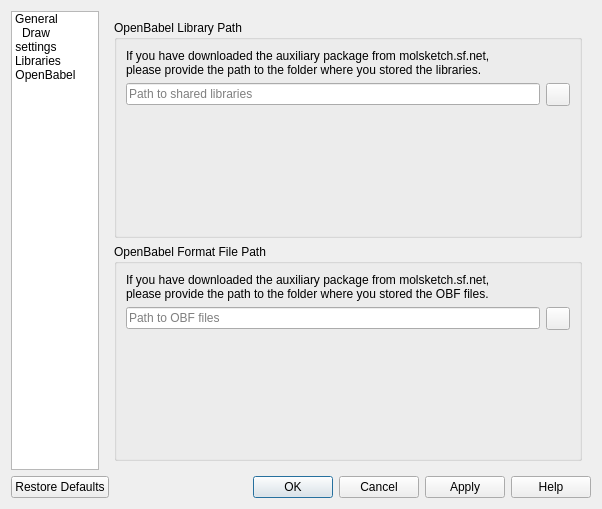
First picture: the form in molsketch/settingsdialog.ui, repository timvdm/Molsketch, before the edit.
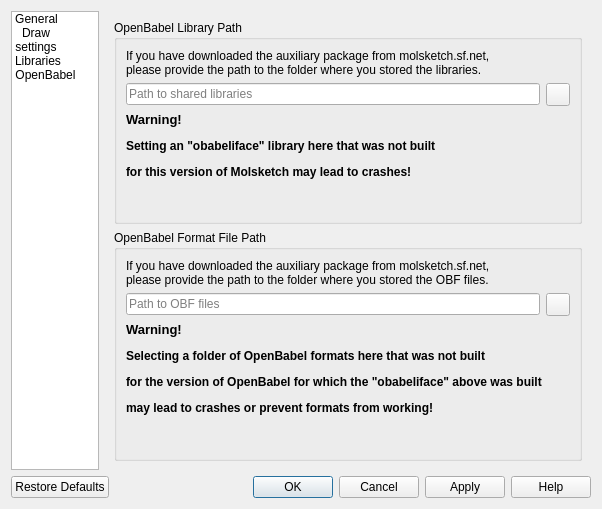
Second picture: the form after the edit. The open tabs and pages were chosen to show the change. Icons and pictures are not drawn.

Commit message:
Fix charges on molecules obtained from WikiData/OpenBabel
* fix clipping of hash/wedge bond if one atom is not drawn
* Add warning hints for settings dialog of OpenBabel paths

The edit to the form file:
```diff
--- a/molsketch/settingsdialog.ui
+++ b/molsketch/settingsdialog.ui
@@ -354,7 +354,7 @@
                 </item>
                </layout>
               </item>
-              <item row="1" column="0">
+              <item row="2" column="0">
                <spacer name="verticalSpacer">
                 <property name="orientation">
                  <enum>Qt::Vertical</enum>
@@ -367,6 +367,13 @@
                 </property>
                </spacer>
               </item>
+              <item row="1" column="0">
+               <widget class="QLabel" name="label_2">
+                <property name="text">
+                 <string>&lt;html&gt;&lt;head/&gt;&lt;body&gt;&lt;p&gt;&lt;span style=&quot; font-size:10pt; font-weight:600;&quot;&gt;Warning!&lt;/span&gt;&lt;/p&gt;&lt;p&gt;&lt;span style=&quot; font-weight:600;&quot;&gt;Setting an &amp;quot;obabeliface&amp;quot; library here that was not built&lt;/span&gt;&lt;/p&gt;&lt;p&gt;&lt;span style=&quot; font-weight:600;&quot;&gt;for this version of Molsketch may lead to crashes!&lt;/span&gt;&lt;/p&gt;&lt;/body&gt;&lt;/html&gt;</string>
+                </property>
+               </widget>
+              </item>
              </layout>
             </widget>
            </item>
@@ -409,7 +416,7 @@
                 </item>
                </layout>
               </item>
-              <item row="1" column="0">
+              <item row="2" column="0">
                <spacer name="verticalSpacer_2">
                 <property name="orientation">
                  <enum>Qt::Vertical</enum>
@@ -422,6 +429,13 @@
                 </property>
                </spacer>
               </item>
+              <item row="1" column="0">
+               <widget class="QLabel" name="label_3">
+                <property name="text">
+                 <string>&lt;html&gt;&lt;head/&gt;&lt;body&gt;&lt;p&gt;&lt;span style=&quot; font-size:10pt; font-weight:600;&quot;&gt;Warning!&lt;/span&gt;&lt;/p&gt;&lt;p&gt;&lt;span style=&quot; font-weight:600;&quot;&gt;Selecting a folder of OpenBabel formats here that was not built&lt;/span&gt;&lt;/p&gt;&lt;p&gt;&lt;span style=&quot; font-weight:600;&quot;&gt;for the version of OpenBabel for which the &amp;quot;obabeliface&amp;quot; above was built&lt;/span&gt;&lt;/p&gt;&lt;p&gt;&lt;span style=&quot; font-weight:600;&quot;&gt;may lead to crashes or prevent formats from working!&lt;/span&gt;&lt;/p&gt;&lt;/body&gt;&lt;/html&gt;</string>
+                </property>
+               </widget>
+              </item>
              </layout>
             </widget>
            </item>
```
Left out of the diff: 2 changed lines with no effect on the pictures. The commit also changes 2 other files.
